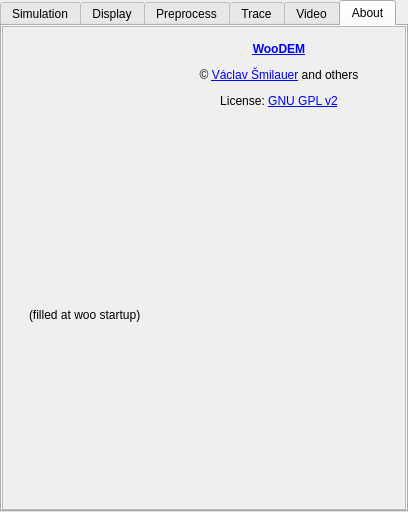
First picture: the form in gui/qt4/controller.ui, repository Azeko2xo/woodem, before the edit.
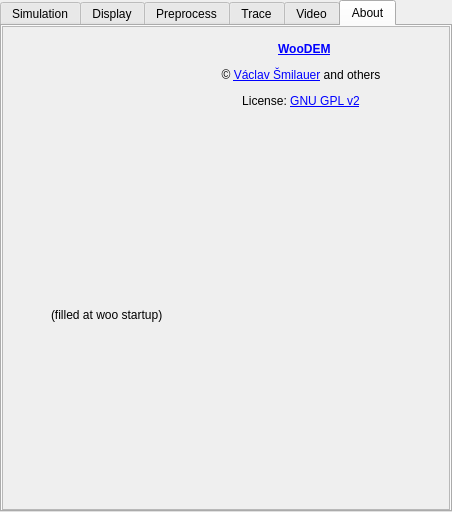
Second picture: the form after the edit. Icons and pictures are not drawn.

Commit message: Show extra modules and their distributors in the about dialogue

The edit to the form file:
```diff
--- a/gui/qt4/controller.ui
+++ b/gui/qt4/controller.ui
@@ -6,7 +6,7 @@
    <rect>
     <x>0</x>
     <y>0</y>
-    <width>408</width>
+    <width>452</width>
     <height>512</height>
    </rect>
   </property>
@@ -994,7 +994,7 @@
            <rect>
             <x>0</x>
             <y>0</y>
-            <width>402</width>
+            <width>446</width>
             <height>477</height>
            </rect>
           </property>
@@ -1097,7 +1097,7 @@
                 </size>
                </property>
                <property name="text">
-                <string>&lt;p align=&quot;center&quot;&gt;&lt;a href=&quot;http://www.woodem.eu&quot;&gt;&lt;b&gt;WooDEM&lt;/b&gt;&lt;/a&gt;&lt;/p&gt;&lt;p align=&quot;center&quot;&gt;© &lt;a href=&quot;mailto:woodem@doxo.eu&quot;&gt;Václav Šmilauer&lt;/span&gt;&lt;/a&gt; and others&lt;/p&gt;&lt;p align=&quot;center&quot;&gt;License: &lt;a href=&quot;http://opensource.org/licenses/gpl-2.0.php&quot;&gt;GNU GPL v2&lt;/a&gt;&lt;/p&gt;</string>
+                <string>&lt;p align=&quot;center&quot;&gt;&amp;nbsp;&amp;nbsp;&lt;a href=&quot;http://www.woodem.eu&quot;&gt;&lt;b&gt;WooDEM&lt;/b&gt;&lt;/a&gt;&lt;/p&gt;&lt;p align=&quot;center&quot;&gt;© &lt;a href=&quot;mailto:woodem@doxo.eu&quot;&gt;Václav Šmilauer&lt;/span&gt;&lt;/a&gt; and others&lt;/p&gt;&lt;p align=&quot;center&quot;&gt;License: &lt;a href=&quot;http://opensource.org/licenses/gpl-2.0.php&quot;&gt;GNU GPL v2&lt;/a&gt;&lt;/p&gt;</string>
                </property>
                <property name="textFormat">
                 <enum>Qt::RichText</enum>
```
Left out of the diff: 18 changed lines with no effect on the pictures. The commit also changes 1 other file.
